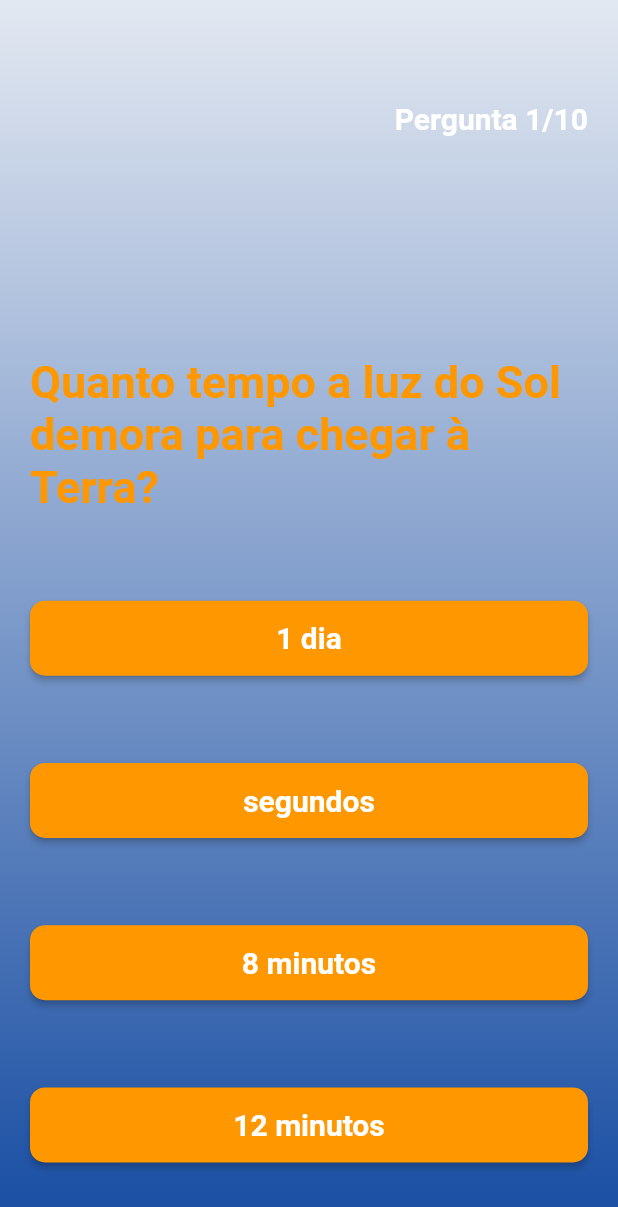
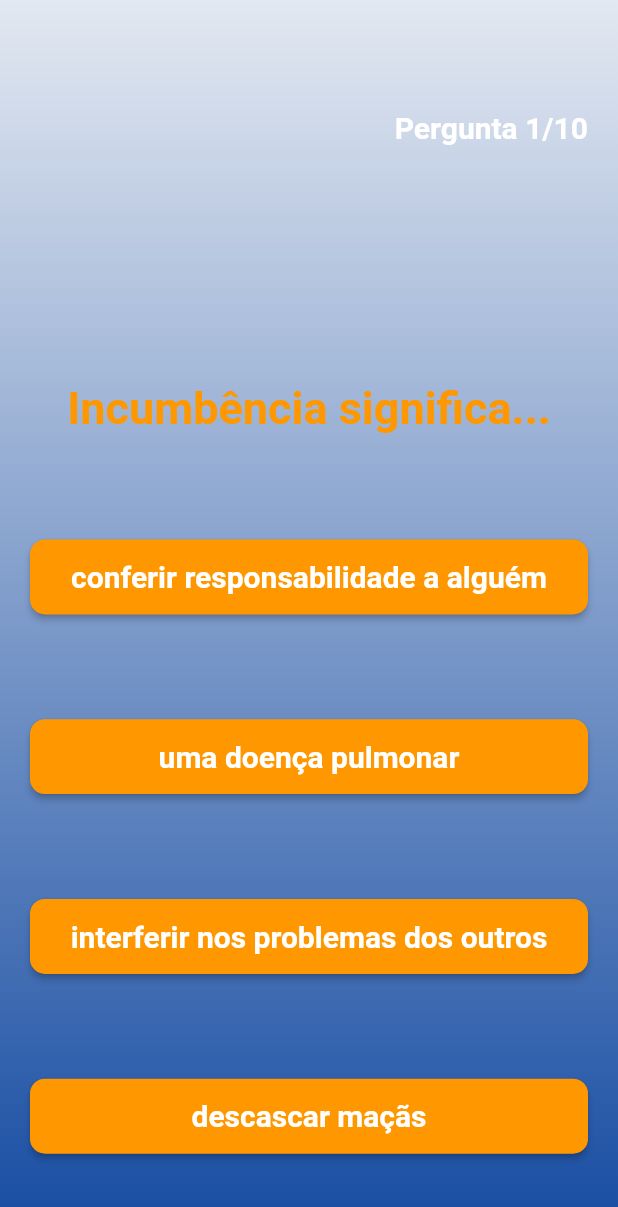
Before and after one commit to projectsifma/projects, a Flutter app: the screen it shows after launch, after a tap on "JOGAR", on a phone screen of 412 x 824 dp. Shown: the top 1207 px of the screen. Run offline on Flutter 3.47's test engine with Material 2 defaults, Android fonts, the phone set to English and light mode, and no system bars.

Commit message:
Junção de perguntas

```diff
--- a/quiz/lib/quizDados.dart
+++ b/quiz/lib/quizDados.dart
@@ -114,4 +114,75 @@ List quiz = [
     "Respostas": ["Grafite", "Rênio", "Ósmio", "Carbono"],
     "Alternativas_Corretas": 4,
   },
+  {
+    "Pergunta": "Qual é o plural de chapéu?",
+    "Respostas": ["chapéus", "chapeletas", "cartolas", "chapéis"],
+    "Alternativas_Corretas": 1,
+  },
+  {
+    "Pergunta": "Compatriota é aquele indivíduo que...",
+    "Respostas": [
+      "tem parentes no exterior",
+      "ama a pátria acima de tudo",
+      "se origina da mesma terra que outro",
+      "realiza compras em diferentes países"
+    ],
+    "Alternativas_Corretas": 3,
+  },
+  {
+    "Pergunta": 'Qual dos advérbios abaixo não existe?',
+    "Respostas": ["bastante", "quão", "menas", "tanto"],
+    "Alternativas_Corretas": 3,
+  },
+  {
+    "Pergunta": "Uma pessoa eclética é aquela que...",
+    "Respostas": [
+      "aprecia diferentes estilos, métodos, etc",
+      "gosta de apenas um tipo de música",
+      "viajou para vários países",
+      "tem medo de elevador"
+    ],
+    "Alternativas_Corretas": 1,
+  },
+  {
+    "Pergunta": "Quantas sílabas tem a palavra fisioterapeuta?",
+    "Respostas": ["cinco", "seis", "sete", "oito"],
+    "Alternativas_Corretas": 3,
+  },
+  {
+    "Pergunta":
+        'A primeira frase do hino brasileiro diz: "Ouviram do Ipiranga às margens plácidas". O que significa "plácidas"?',
+    "Respostas": ["frias", "calmas", "fundas", "rasas"],
+    "Alternativas_Corretas": 2,
+  },
+  {
+    "Pergunta": 'A palavra "volúpia" está relacionada com:',
+    "Respostas": ["luxúria", "doença", "pobreza", "nervosismo"],
+    "Alternativas_Corretas": 1,
+  },
+  {
+    "Pergunta": 'O verbo "aferir" está relacionado a:',
+    "Respostas": ["capacitar", "medir", "machucar", "manchar"],
+    "Alternativas_Corretas": 2,
+  },
+  {
+    "Pergunta": 'A palavra "latifúndio" está relacionada com:',
+    "Respostas": [
+      "coordenadas geográficas de um local",
+      "abrigo para cães",
+      "produtos de derivados do leite",
+      "grande área rural"
+    ],
+    "Alternativas_Corretas": 4,
+  },
+  {
+    "Pergunta": 'Incumbência significa...',
+    "Respostas": [
+      "descascar maçãs",
+      "conferir responsabilidade a alguém",
+      "interferir nos problemas dos outros",
+      "uma doença pulmonar"
+    ],
+    "Alternativas_Corretas": 2,
+  },
 ];
```
